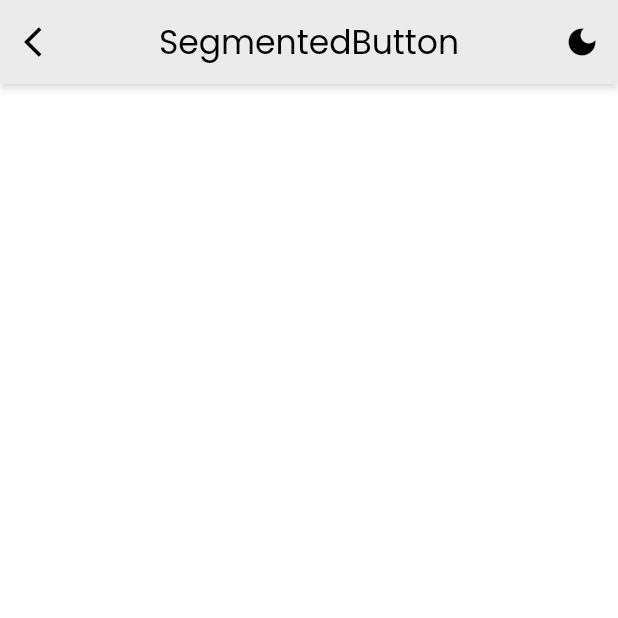
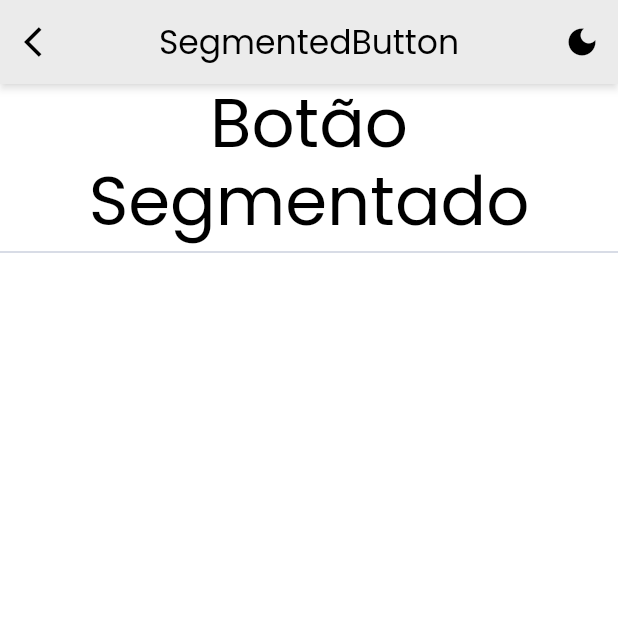
Before and after one commit to Rhayssam/flutter-playground, a Flutter app: the SegmentedButtonPage screen opened by its route, on a phone screen of 412 x 824 dp, the top half of it. Run offline on Flutter 3.47's test engine with Material 3 defaults, Android fonts, the phone set to English and light mode, and no system bars; our stand-ins replace device_preview, flutter_native_splash, get, google_fonts, shared_preferences; accounts and stored records are empty.

Commit message:
feat: adicionando o titulo da página de Botão segmentado

```diff
--- a/lib/ui/material/pages/actions/segmented_button_page.dart
+++ b/lib/ui/material/pages/actions/segmented_button_page.dart
@@ -12,7 +12,16 @@ class SegmentedButtonPage extends StatelessWidget {
         title: Text('SegmentedButton'),
         leading: AppBarBackButton(),
       ),
-      body: Container(),
+      body: Column(
+        children: [
+          Text(
+            'Botão Segmentado',
+            textAlign: TextAlign.center,
+            style: Theme.of(context).textTheme.displayMedium,
+          ),
+          Divider(color: Theme.of(context).colorScheme.outline),
+        ],
+      ),
     );
   }
 }
```
